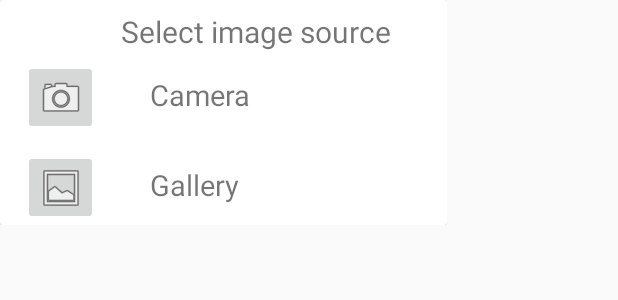
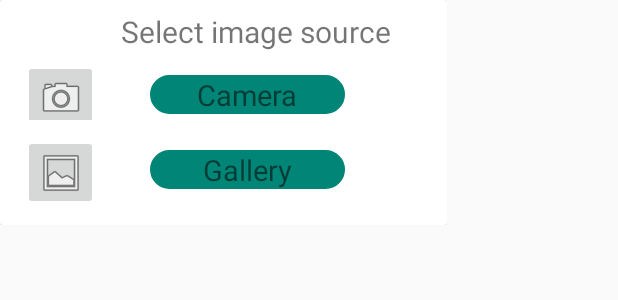
Before and after one commit to LINDVIOR18/TA_IR, an Android app: the layout pop_up.xml on its own in the app's theme, with its tools: preview values and no code run, on a phone screen of 412 x 824 dp. Shown: the top 300 px of the screen. Run offline under Robolectric (Android 15) with nearby library versions, the phone set to English and light mode, and no system bars; Roboto replaces fonts that are not available here.

Commit message:
Added PermissionManager, CameraDialog, refactor id

```diff
--- a/app/src/main/res/layout/pop_up.xml
+++ b/app/src/main/res/layout/pop_up.xml
@@ -19,27 +19,8 @@
         app:layout_constraintTop_toTopOf="parent">
 
 
-        <ImageButton
-            android:id="@+id/cameraButton"
-            android:layout_width="50dp"
-            android:layout_height="50dp"
-            android:layout_marginTop="40dp"
-            android:layout_marginStart="15dp"
-            app:srcCompat="@android:drawable/ic_menu_camera"
-            />
-
-        <ImageButton
-            android:id="@+id/galleryButton"
-            android:layout_width="50dp"
-            android:layout_height="50dp"
-            android:layout_marginTop="100dp"
-            android:layout_marginStart="15dp"
-            android:layout_marginBottom="20dp"
-            app:srcCompat="@android:drawable/ic_menu_gallery"
-            />
-
         <TextView
-            android:id="@+id/textView6"
+            android:id="@+id/tV_source"
             android:layout_width="wrap_content"
             android:layout_height="wrap_content"
             android:text="Select image source"
@@ -48,21 +29,58 @@
             android:layout_marginStart="80dp"
             android:layout_marginTop="7dp" />
 
+        <LinearLayout
+            android:id="@+id/ll_camera"
+            android:layout_width="match_parent"
+            android:layout_height="wrap_content"
+            android:orientation="vertical"
+            android:layout_marginBottom="70dp"
+            >
+
+            <ImageButton
+                android:id="@+id/imgBtnCamera"
+                android:layout_width="50dp"
+                android:layout_height="50dp"
+                android:layout_marginStart="15dp"
+                android:layout_marginTop="40dp"
+                app:srcCompat="@android:drawable/ic_menu_camera" />
+
+            <TextView
+                android:id="@+id/tV_camera"
+                android:layout_width="130dp"
+                android:layout_height="wrap_content"
+                android:layout_marginStart="100dp"
+                android:layout_marginTop="-40dp"
+                android:textAlignment="center"
+                android:text="Camera"
+                android:textSize="19sp"
+                android:background="@drawable/button"/>
+
+        </LinearLayout>
+
+        <LinearLayout
+            android:id="@+id/ll_gallery"
+            android:layout_width="match_parent"
+            android:layout_height="wrap_content"
+            android:orientation="vertical"
+            android:layout_marginTop="90dp">
+        <ImageButton
+            android:id="@+id/imgBtnGallery"
+            android:layout_width="50dp"
+            android:layout_height="50dp"
+            android:layout_marginStart="15dp"
+            app:srcCompat="@android:drawable/ic_menu_gallery" />
         <TextView
-            android:id="@+id/textView7"
-            android:layout_width="wrap_content"
+            android:id="@+id/tV_gallery"
+            android:layout_width="130dp"
             android:layout_height="wrap_content"
-            android:text="Camera"
+            android:textAlignment="center"
+            android:text="Gallery"
+            android:layout_marginTop="-40dp"
             android:layout_marginStart="100dp"
-            android:layout_marginTop="50dp"
-            android:textSize="19sp" />
-        <TextView
-            android:id="@+id/textView8"
-            android:layout_width="wrap_content"
-            android:layout_height="wrap_content"
-            android:text="Gallery"
-            android:layout_marginStart="100dp"
-            android:layout_marginTop="110dp"
-            android:textSize="19sp" />
+            android:textSize="19sp"
+            android:background="@drawable/button"/>
+        </LinearLayout>
+
     </androidx.cardview.widget.CardView>
 </androidx.constraintlayout.widget.ConstraintLayout>
```
Also changed, not shown: app/src/main/AndroidManifest.xml (+4 -3 lines), app/src/main/java/com/example/takeaction/OpenCamera.java (deleted, +0 -65 lines), app/src/main/java/com/example/takeaction/PermissionManager.java (added, +58 -0 lines), app/src/main/java/com/example/takeaction/ProfileActivity.java (deleted, +0 -55 lines), app/src/main/java/com/example/takeaction/ShowPopUp.java (deleted, +0 -57 lines), app/src/main/java/com/example/takeaction/cameradialog/CameraDialog.java (added, +91 -0 lines), app/src/main/java/com/example/takeaction/profile/ProfileActivity.java (added, +95 -0 lines), app/src/main/res/layout/activity_profile.xml (+11 -10 lines), app/src/main/res/layout/open_camera.xml (deleted, +0 -27 lines).
